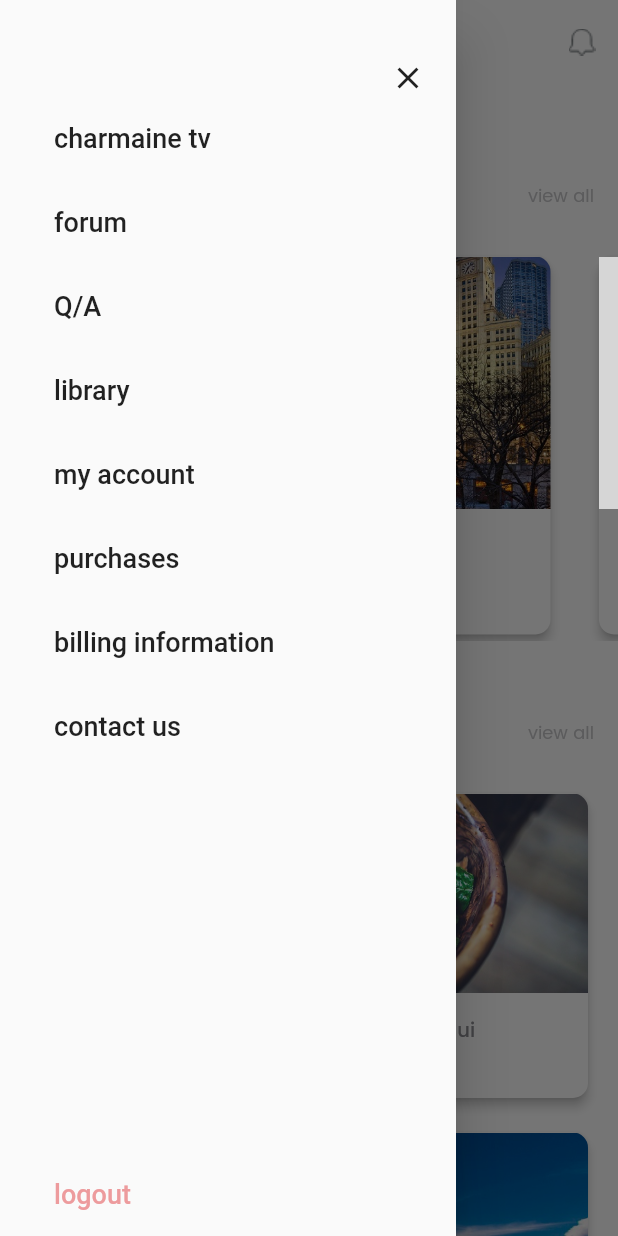
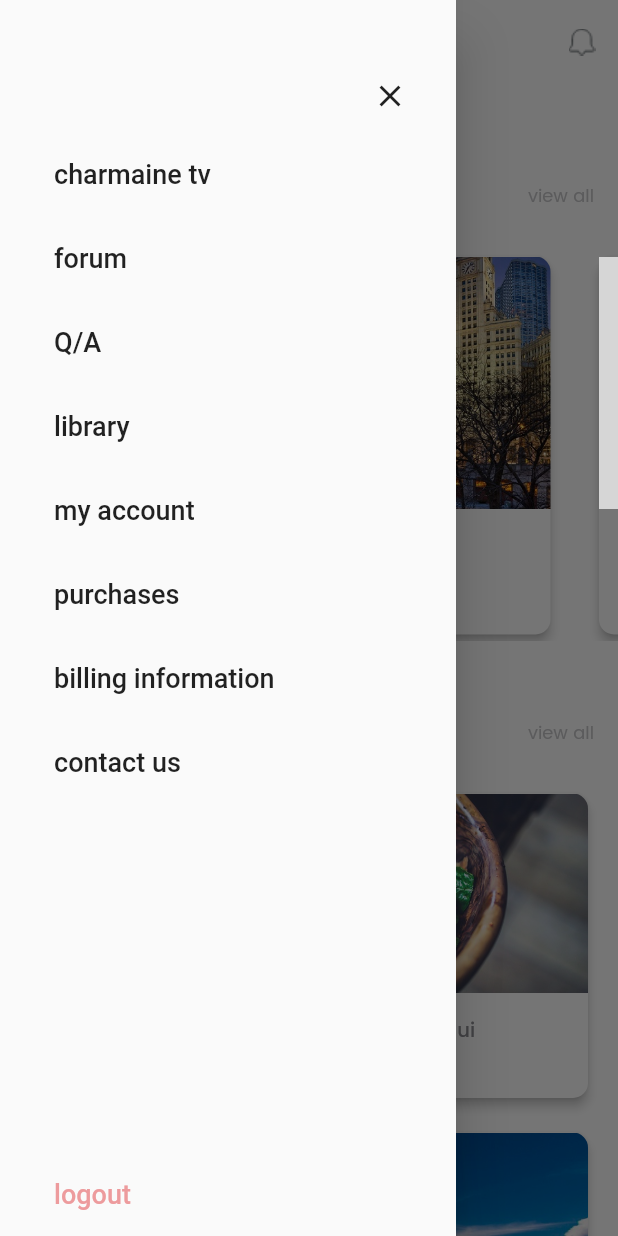
Before and after one commit to relevantsystemsllc/allthingscharmaine, a Flutter app: the screen it shows after launch, with the side drawer open, on a phone screen of 412 x 824 dp. Run offline on Flutter 3.47's test engine with Material 2 defaults, Android fonts, the phone set to English and light mode, and no system bars; our stand-ins replace photo_view; grey boxes are pictures that could not be loaded.

Commit message:
Opening the drawer from the leading menu icon

```diff
--- a/lib/main.dart
+++ b/lib/main.dart
@@ -5,10 +5,18 @@ import 'widgets/pressTab.dart';
 
 void main() => runApp(MyApp());
 
-class MyApp extends StatelessWidget {
+class MyApp extends StatefulWidget {
+
+
+  @override
+  _MyAppState createState() => _MyAppState();
+}
+
+  class _MyAppState extends State<MyApp> {
   // This widget is the root of your application.
   @override
   Widget build(BuildContext context) {
+    final GlobalKey<ScaffoldState> _scaffoldKey = new GlobalKey<ScaffoldState>();
     return MaterialApp(
       title: 'Charmaine',debugShowCheckedModeBanner: false,
       theme: ThemeData(
@@ -26,18 +34,19 @@ class MyApp extends StatelessWidget {
         primaryColor: Colors.white,
       ),
       home: Scaffold(
+        key: _scaffoldKey,
+        drawer: Drawer(child: NavigationDrawer(),),
         appBar: AppBar(
-          leading: Image.asset('assets/hamb-menu.png'),
+          leading: IconButton(icon: Image.asset('assets/hamb-menu.png'), onPressed: () { _scaffoldKey.currentState.openDrawer();}),
           elevation: 0.0,
           actions: <Widget>[
             IconButton(
               icon: Image.asset('assets/notification.png'),
               tooltip: 'Notification',
-              onPressed: () {},
+              onPressed: () { _scaffoldKey.currentState.openDrawer();},
             ),
           ],
         ),
-        drawer: Drawer(child: NavigationDrawer(),),
         body: PressTab(),
       ),
     );
--- a/lib/widgets/drawer_widget.dart
+++ b/lib/widgets/drawer_widget.dart
@@ -3,6 +3,7 @@ import 'package:flutter/material.dart';
 
 class NavigationDrawer extends StatelessWidget{
 
+  NavigationDrawer({Key key}):super(key:key);
   @override
   Widget build(BuildContext context) {
     return Container(
@@ -12,7 +13,7 @@ class NavigationDrawer extends StatelessWidget{
         children: <Widget>[
           SizedBox(height: 40.0,),
         Row(mainAxisAlignment: MainAxisAlignment.end,
-        children: [Icon(Icons.close)],),
+        children: [IconButton(icon: Icon(Icons.close), onPressed: (){ Navigator.pop(context);}) ],),
         Expanded(child: ListView(children: [
           ListTile(
             title: Text('charmaine tv', style: TextStyle(fontSize: 18.0),),
--- a/lib/widgets/more_videos.dart
+++ b/lib/widgets/more_videos.dart
@@ -50,7 +50,7 @@ class MoreVideos extends StatelessWidget {
                 physics: const NeverScrollableScrollPhysics(),
                 itemBuilder: (context, index){
                   return GestureDetector(child: Container(child: PressVideoItem(listData[index]), margin: EdgeInsets.only(bottom: 10.0),),
-                  onTap: (){Navigator.push(context, MaterialPageRoute(builder: (context) => PressVideoList()));},);
+                  onTap: (){Navigator.push(context, MaterialPageRoute(builder: (context) => PressVideoList(title: 'press', category: 'videos',)));},);
                 })
           ],
         ));
```
Also changed, not shown: lib/widgets/charmaine_tv_list.dart (+16 -3 lines), lib/widgets/press_video_list_page.dart (+7 -2 lines).
